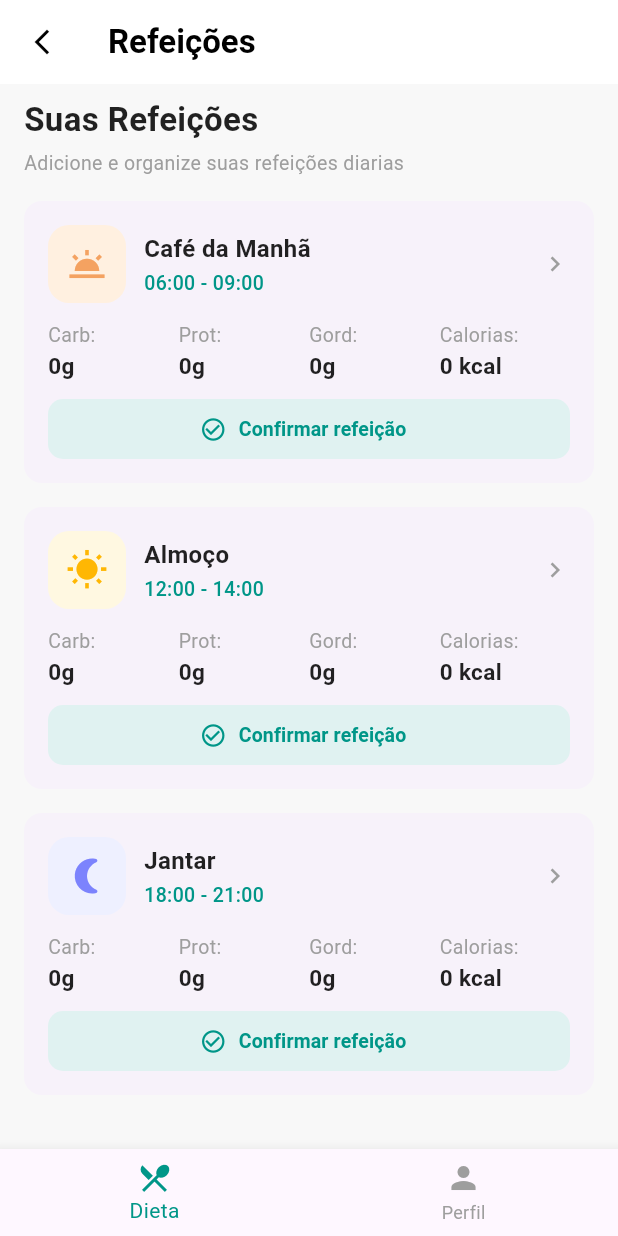
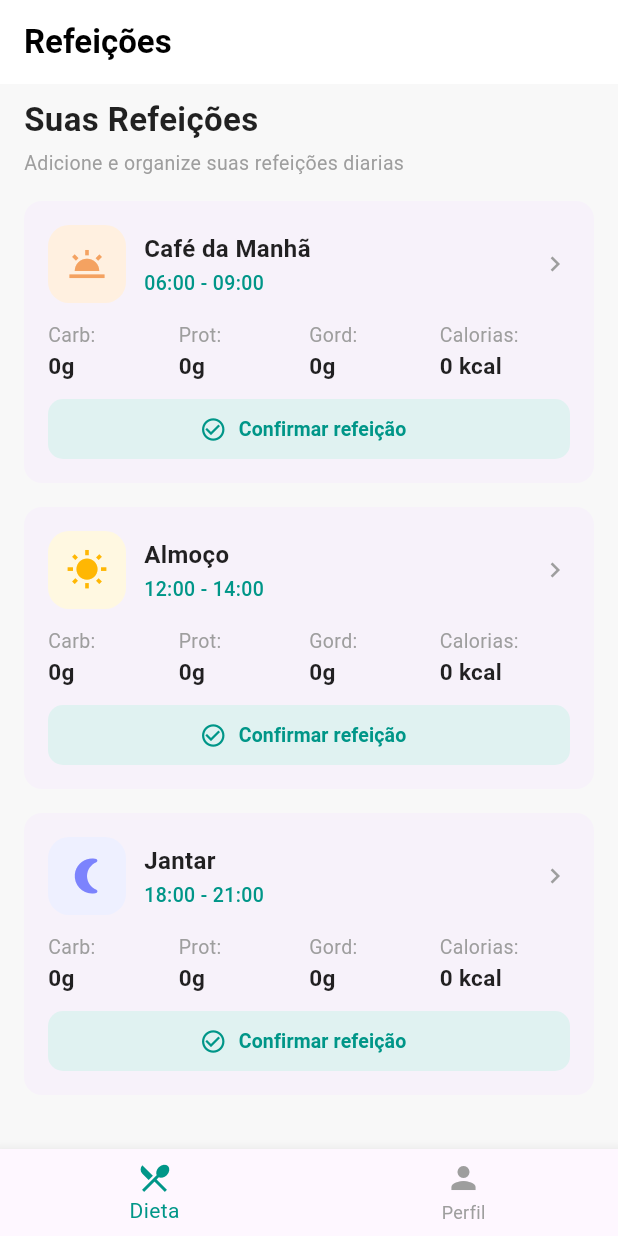
Before and after one commit to projetosrc/NutriFlow, a Flutter app: the RefeicoeScreen screen opened directly, on a phone screen of 412 x 824 dp. Run offline on Flutter 3.47's test engine with Material 3 defaults, Android fonts, the phone set to English and light mode, and no system bars; our stand-ins replace cloud_firestore, firebase_auth, firebase_core; accounts and stored records are empty.

Commit message:
Remoção do Botão de Voltar

```diff
--- a/lib/refeicoes_screen.dart
+++ b/lib/refeicoes_screen.dart
@@ -370,10 +370,7 @@ class RefeicoeScreen extends StatelessWidget {
       appBar: AppBar(
         backgroundColor: Colors.white,
         elevation: 0,
-        leading: IconButton(
-          onPressed: () => Navigator.pop(context),
-          icon: const Icon(Icons.arrow_back_ios_new, color: Colors.black, size: 20),
-        ),
+
         title: const Text(
           'Refeições',
           style: TextStyle(color: Colors.black, fontWeight: FontWeight.bold),
```
